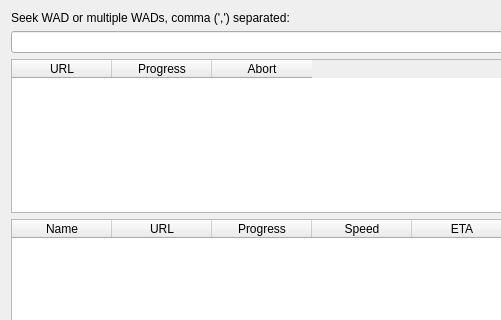
Before: the Qt Designer form src/core/gui/wadseekerinterface.ui in PROPHESSOR/DDCLauncher, drawn with Qt 5; both pictures show x 0 to 501 and y 0 to 320 of the 800 by 600 pixel window.
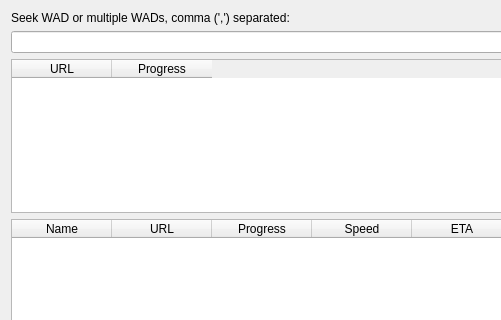
After: the same form once the commit is applied. Icons and pictures are not drawn. Custom widgets are drawn as their Qt base class.

Patch:
```diff
--- a/src/core/gui/wadseekerinterface.ui
+++ b/src/core/gui/wadseekerinterface.ui
@@ -54,11 +54,6 @@
          <string>Progress</string>
         </property>
        </column>
-       <column>
-        <property name="text">
-         <string>Abort</string>
-        </property>
-       </column>
       </widget>
      </item>
      <item>
```
Left out of the diff: 52 changed lines with no effect on the pictures.
